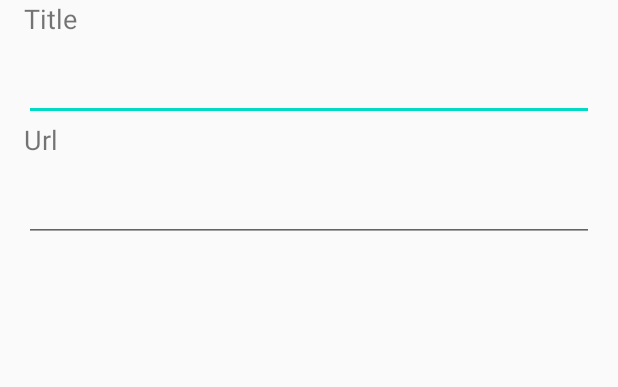
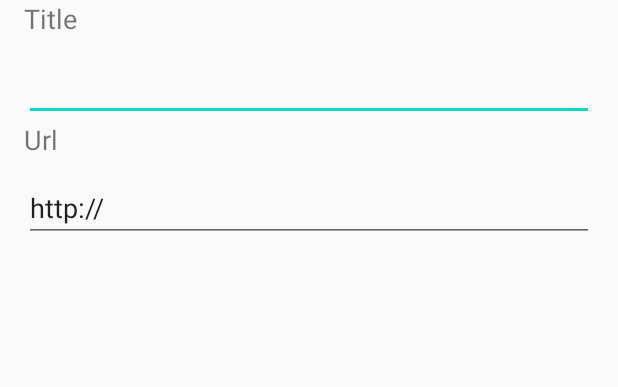
Before and after one commit to DenddyRizky/MadLevel3Task2, an Android app: the layout fragment_add_portal.xml on its own in the app's theme, with its tools: preview values and no code run, on a phone screen of 412 x 824 dp. Shown: the top 387 px of the screen. Run offline under Robolectric (Android 15) with nearby library versions, the phone set to English and light mode, and no system bars.

Commit message:
You can now click on the portal card and it will open a chrome tab.

```diff
--- a/app/build.gradle
+++ b/app/build.gradle
@@ -45,4 +45,5 @@ dependencies {
     androidTestImplementation 'androidx.test.espresso:espresso-core:3.3.0'
     def fragment_version = "1.3.0-alpha06"
     implementation "androidx.fragment:fragment-ktx:$fragment_version"
+    implementation 'androidx.browser:browser:1.0.0'
 }
--- a/app/src/main/res/layout/fragment_add_portal.xml
+++ b/app/src/main/res/layout/fragment_add_portal.xml
@@ -44,7 +44,9 @@
         <com.google.android.material.textfield.TextInputEditText
             android:id="@+id/etPortalUrl"
             android:layout_width="match_parent"
-            android:layout_height="wrap_content" />
+            android:layout_height="wrap_content"
+            android:inputType="textUri"
+            android:text="@string/text_http" />
     </com.google.android.material.textfield.TextInputLayout>
 
     <TextView
--- a/app/src/main/res/values/strings.xml
+++ b/app/src/main/res/values/strings.xml
@@ -12,4 +12,5 @@
     <string name="text_title">Title</string>
     <string name="text_url">Url</string>
     <string name="button_add_portal">ADD PORTAL</string>
+    <string name="text_http">http://</string>
 </resources>
```
Also changed, not shown: app/src/main/java/com/example/madlevel3task2/PortalAdapter.kt (+8 -3 lines), app/src/main/java/com/example/madlevel3task2/PortalsFragment.kt (+10 -1 lines), app/src/main/res/layout/item_portal.xml (+6 -6 lines).
